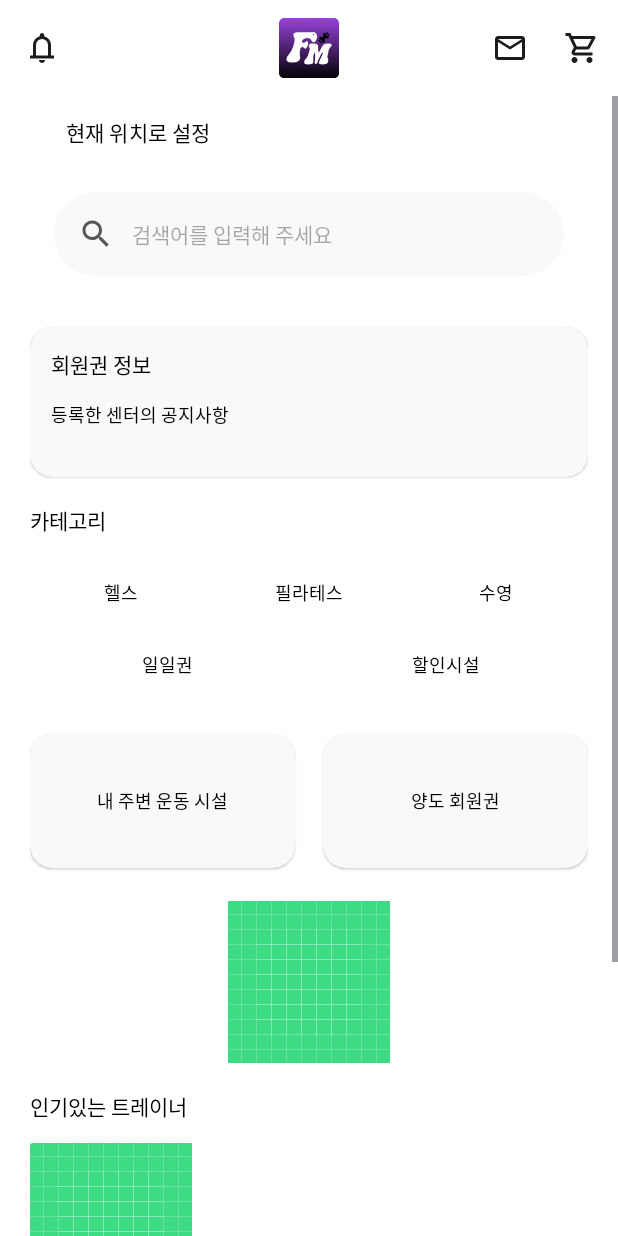
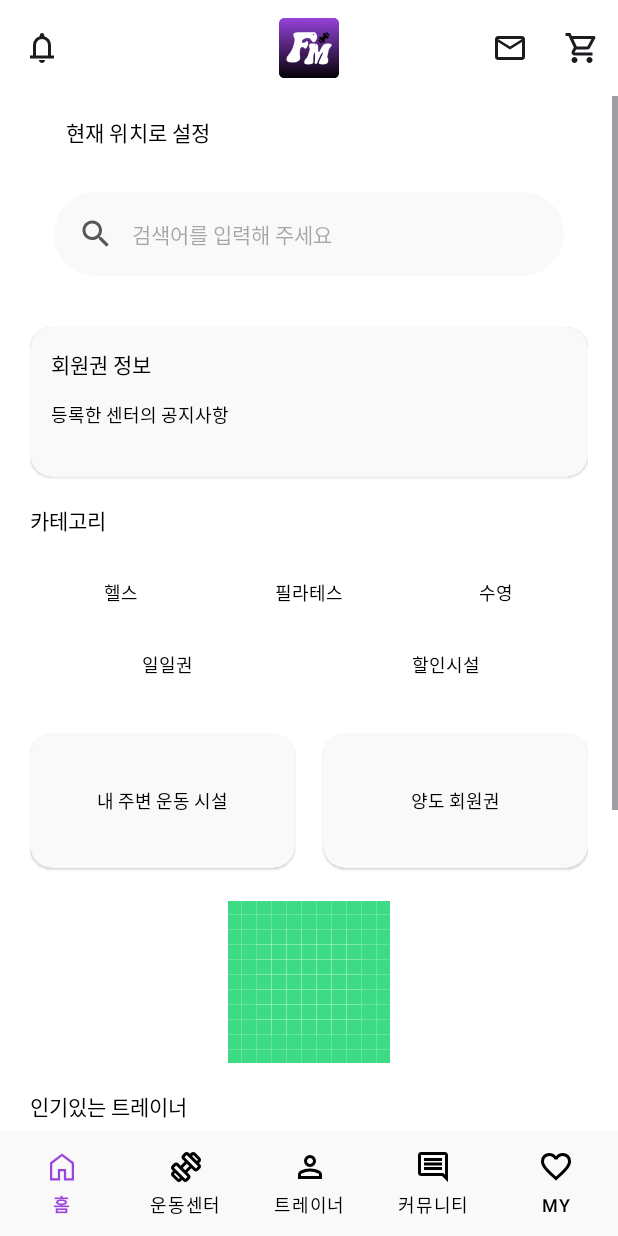
Before and after one commit to APP-Android2/FinalProject-ShoppingMallService-team1, an Android app: the NavigationActivity screen opened directly, with no data from a screen before it, on a phone screen of 412 x 824 dp. Run offline under Robolectric (Android 15) with nearby library versions, the phone set to English and light mode, and no system bars; our stand-ins replace data binding.

Commit message:
[Feature] NavigationActivity의 하단 네비게이션 바 구현

```diff
--- a/app/src/main/java/kr/co/lion/finalproject_shoppingmallservice_team1/NavigationActivity.kt
+++ b/app/src/main/java/kr/co/lion/finalproject_shoppingmallservice_team1/NavigationActivity.kt
@@ -26,8 +26,39 @@ class NavigationActivity : AppCompatActivity() {
 
         activityNavigationBinding = ActivityNavigationBinding.inflate(layoutInflater)
         setContentView(activityNavigationBinding.root)
+        setBottomNavigationView()
 
-        replaceFragment(Navigation_FRAGMENT_NAME.HOME_FRAGMENT, true, true, null)
+        // 앱 초기 실행 시 홈화면으로 설정
+        if (savedInstanceState == null) {
+            activityNavigationBinding.bottomNavigationView.selectedItemId = R.id.fragment_home
+        }
+    }
+    fun setBottomNavigationView() {
+        activityNavigationBinding.bottomNavigationView.setOnItemSelectedListener { item ->
+            when (item.itemId) {
+                R.id.fragment_home -> {
+                    supportFragmentManager.beginTransaction().replace(R.id.main_container, HomeFragment()).commit()
+                    true
+                }
+                R.id.fragment_center -> {
+                    supportFragmentManager.beginTransaction().replace(R.id.main_container, CenterFragment()).commit()
+                    true
+                }
+                R.id.fragment_trainer -> {
+                    supportFragmentManager.beginTransaction().replace(R.id.main_container, TrainerFragment()).commit()
+                    true
+                }
+                R.id.fragment_comunity-> {
+                    supportFragmentManager.beginTransaction().replace(R.id.main_container, CommunityFragment()).commit()
+                    true
+                }
+                R.id.fragment_my -> {
+                    supportFragmentManager.beginTransaction().replace(R.id.main_container, MyFragment()).commit()
+                    true
+                }
+                else -> false
+            }
+        }
     }
 
     fun replaceFragment(name:Navigation_FRAGMENT_NAME, addToBackStack:Boolean, isAnimate:Boolean, data:Bundle?){
@@ -94,7 +125,7 @@ class NavigationActivity : AppCompatActivity() {
             // Fragment를 교체한다.(이전 Fragment가 없으면 새롭게 추가하는 역할을 수행한다)
             // 첫 번째 매개 변수 : Fragment를 배치할 FragmentContainerView의 ID
             // 두 번째 매개 변수 : 보여주고하는 Fragment 객체를
-            fragmentTransaction.replace(R.id.Navigation_fragmentContainerView, newFragment!!)
+            fragmentTransaction.replace(R.id.main_container, newFragment!!)
 
             // addToBackStack 변수의 값이 true면 새롭게 보여질 Fragment를 BackStack에 포함시켜 준다.
             if(addToBackStack == true){
--- /dev/null
+++ b/app/src/main/res/drawable/menu_click_color.xml
@@ -0,0 +1,10 @@
+<?xml version="1.0" encoding="utf-8"?>
+<selector xmlns:android="http://schemas.android.com/apk/res/android">
+    <item
+        android:color="@color/Pup_Color"
+        android:state_checked="true"/>
+
+    <item
+        android:color="@color/black"
+        android:state_checked="false"/>
+</selector>
--- a/app/src/main/res/layout/activity_navigation.xml
+++ b/app/src/main/res/layout/activity_navigation.xml
@@ -4,16 +4,36 @@
     xmlns:app="http://schemas.android.com/apk/res-auto"
     xmlns:tools="http://schemas.android.com/tools">
 
-    <LinearLayout
+    <androidx.constraintlayout.widget.ConstraintLayout
         android:layout_width="match_parent"
-        android:layout_height="match_parent"
-        android:orientation="vertical"
-        tools:context=".NavigationActivity" >
+        android:layout_height="match_parent">
 
-        <androidx.fragment.app.FragmentContainerView
-            android:id="@+id/Navigation_fragmentContainerView"
+        <FrameLayout
+            android:id="@+id/main_container"
             android:layout_width="match_parent"
-            android:layout_height="wrap_content" />
-    </LinearLayout>
+            android:layout_height="0dp"
+            app:layout_constraintBottom_toTopOf="@+id/bottom_navigation_view"
+            app:layout_constraintEnd_toEndOf="@+id/bottom_navigation_view"
+            app:layout_constraintStart_toStartOf="parent"
+            app:layout_constraintTop_toTopOf="parent">
+        </FrameLayout>
+
+        <com.google.android.material.bottomnavigation.BottomNavigationView
+            android:id="@+id/bottom_navigation_view"
+            android:layout_width="match_parent"
+            android:layout_height="70dp"
+            app:layout_constraintBottom_toBottomOf="parent"
+            app:layout_constraintEnd_toEndOf="parent"
+            app:layout_constraintStart_toStartOf="parent"
+            android:layout_weight="1"
+            app:menu="@menu/menu_bottom_nav"
+            app:labelVisibilityMode="labeled"
+            app:itemActiveIndicatorStyle="@null"
+            app:itemBackground="@color/InputCompartment_Color"
+            app:itemIconTint="@drawable/menu_click_color"
+            app:itemTextColor="@drawable/menu_click_color"
+            />
+    </androidx.constraintlayout.widget.ConstraintLayout>
+
 
 </layout>
--- /dev/null
+++ b/app/src/main/res/menu/menu_bottom_nav.xml
@@ -0,0 +1,25 @@
+<?xml version="1.0" encoding="utf-8"?>
+<menu xmlns:app="http://schemas.android.com/apk/res-auto"
+    xmlns:android="http://schemas.android.com/apk/res/android">
+
+    <item
+        android:id="@+id/fragment_home"
+        android:icon="@drawable/home"
+        android:title="홈" />
+    <item
+        android:id="@+id/fragment_center"
+        android:icon="@drawable/exercise"
+        android:title="운동센터" />
+    <item
+        android:id="@+id/fragment_trainer"
+        android:icon="@drawable/person"
+        android:title="트레이너" />
+    <item
+        android:id="@+id/fragment_comunity"
+        android:icon="@drawable/comment"
+        android:title="커뮤니티" />
+    <item
+        android:id="@+id/fragment_my"
+        android:icon="@drawable/favorite"
+        android:title="MY" />
+</menu>
```
